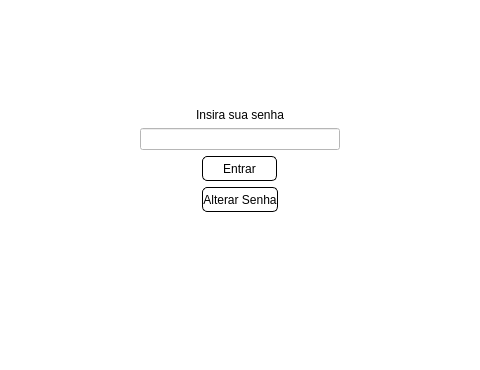
Qt form screens/login.ui (devfabri/Arquitetura-Pereira) before a commit; both pictures show x 400 to 880 and y 350 to 720 of the 1280 by 720 pixel window.
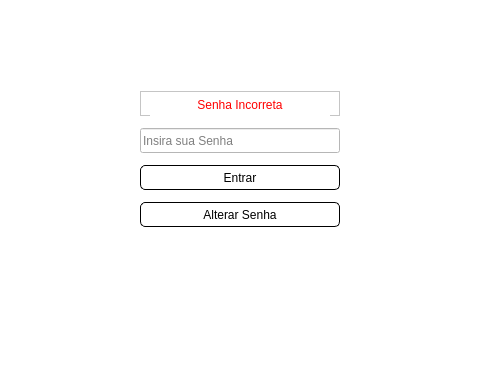
The same form after that commit. Icons and pictures are not drawn.

Patch:
```diff
--- a/screens/login.ui
+++ b/screens/login.ui
@@ -75,7 +75,7 @@
       <property name="minimumSize">
        <size>
         <width>200</width>
-        <height>100</height>
+        <height>150</height>
        </size>
       </property>
       <property name="maximumSize">
@@ -109,36 +109,84 @@
         <number>0</number>
        </property>
        <item>
-        <widget class="QLabel" name="label_2">
+        <widget class="QFrame" name="frame">
+         <property name="minimumSize">
+          <size>
+           <width>0</width>
+           <height>25</height>
+          </size>
+         </property>
          <property name="maximumSize">
           <size>
            <width>16777215</width>
-           <height>20</height>
+           <height>25</height>
           </size>
          </property>
-         <property name="text">
-          <string>Insira sua senha</string>
+         <property name="frameShape">
+          <enum>QFrame::StyledPanel</enum>
          </property>
-         <property name="alignment">
-          <set>Qt::AlignCenter</set>
+         <property name="frameShadow">
+          <enum>QFrame::Raised</enum>
          </property>
+         <layout class="QVBoxLayout" name="verticalLayout_3">
+          <property name="topMargin">
+           <number>0</number>
+          </property>
+          <property name="bottomMargin">
+           <number>0</number>
+          </property>
+          <item>
+           <widget class="QLabel" name="senha_incorreta">
+            <property name="minimumSize">
+             <size>
+              <width>0</width>
+              <height>25</height>
+             </size>
+            </property>
+            <property name="maximumSize">
+             <size>
+              <width>16777215</width>
+              <height>25</height>
+             </size>
+            </property>
+            <property name="styleSheet">
+             <string notr="true">color: rgb(255, 0, 0);</string>
+            </property>
+            <property name="text">
+             <string>Senha Incorreta</string>
+            </property>
+            <property name="alignment">
+             <set>Qt::AlignCenter</set>
+            </property>
+           </widget>
+          </item>
+         </layout>
         </widget>
        </item>
        <item>
         <widget class="QLineEdit" name="senha">
+         <property name="minimumSize">
+          <size>
+           <width>200</width>
+           <height>25</height>
+          </size>
+         </property>
          <property name="inputMethodHints">
           <set>Qt::ImhHiddenText|Qt::ImhNoAutoUppercase|Qt::ImhNoPredictiveText|Qt::ImhSensitiveData</set>
          </property>
          <property name="echoMode">
           <enum>QLineEdit::Password</enum>
          </property>
+         <property name="placeholderText">
+          <string>Insira sua Senha</string>
+         </property>
         </widget>
        </item>
        <item alignment="Qt::AlignHCenter">
         <widget class="QPushButton" name="entrar">
          <property name="minimumSize">
           <size>
-           <width>75</width>
+           <width>200</width>
            <height>25</height>
           </size>
          </property>
@@ -176,7 +224,7 @@
         <widget class="QPushButton" name="altera_senha">
          <property name="minimumSize">
           <size>
-           <width>75</width>
+           <width>200</width>
            <height>25</height>
           </size>
          </property>
```
